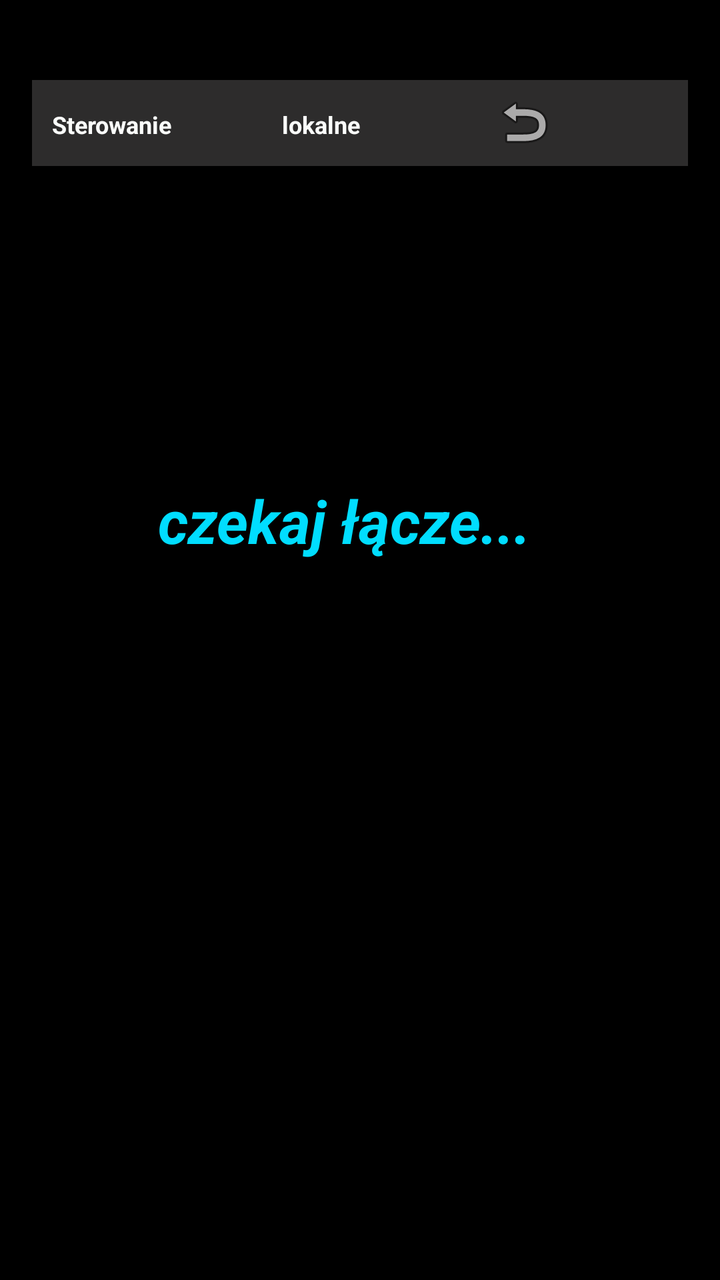
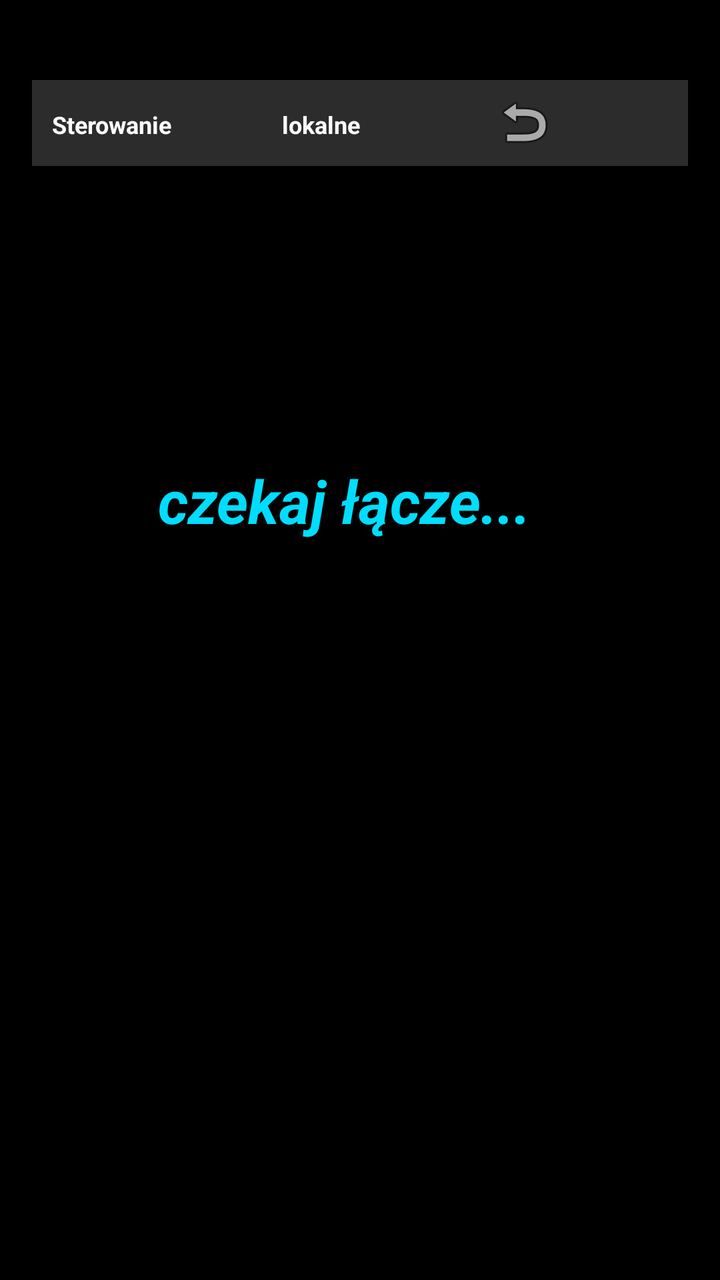

An Android layout rendered at two revisions. The XML below is the earlier revision; the diff shows what the commit changed to produce the second picture.
<!-- AndroidManifest.xml: application theme AppTheme -->
<!-- res/layout/sterowanie.xml -->
<?xml version="1.0" encoding="utf-8"?>
<RelativeLayout xmlns:android="http://schemas.android.com/apk/res/android"
    xmlns:app="http://schemas.android.com/apk/res-auto"
    xmlns:tools="http://schemas.android.com/tools"
    android:layout_width="match_parent"
    android:layout_height="match_parent"
    android:background="#000000"
    android:paddingLeft="@dimen/activity_horizontal_margin"
    android:paddingTop="@dimen/activity_vertical_margin"
    android:paddingRight="@dimen/activity_horizontal_margin"
    android:paddingBottom="@dimen/activity_vertical_margin"
    android:visibility="visible">

    <TextView
        android:id="@+id/czekaj"
        android:layout_width="wrap_content"
        android:layout_height="50dp"
        android:layout_alignTop="@+id/garaz2"
        android:layout_alignParentStart="true"
        android:layout_alignParentLeft="true"
        android:layout_marginStart="41dp"
        android:layout_marginLeft="41dp"
        android:layout_marginTop="20dp"
        android:text="   czekaj łącze..."
        android:textColor="@android:color/holo_blue_bright"
        android:textSize="30sp"
        android:textStyle="normal|bold|italic" />


    <FrameLayout
        android:id="@+id/brama"

        android:layout_width="match_parent"
        android:layout_height="50dp"
        android:layout_alignStart="@+id/frameLayout"
        android:layout_alignLeft="@+id/frameLayout"
        android:layout_alignParentTop="true"
        android:layout_marginTop="60dp"
        android:background="#2d2c2c"
        android:visibility="invisible">

        <TextView
            android:id="@+id/textView4"
            android:layout_width="110dp"
            android:layout_height="30dp"
            android:layout_marginStart="5dp"
            android:layout_marginTop="12dp"
            android:layout_marginEnd="10dp"
            android:text="Brama"
            android:textColor="#fbfdfb"
            android:textSize="17sp"
            android:textStyle="normal|bold" />

        <ImageButton
            android:id="@+id/Brama"
            style="@android:style/Widget.ImageButton"
            android:layout_width="wrap_content"
            android:layout_height="wrap_content"
            android:layout_marginStart="260dp"
            android:layout_marginTop="5dp"
            app:srcCompat="@android:drawable/ic_lock_power_off" />

        <ImageButton
            android:id="@+id/imageButton44"
            style="@style/Widget.AppCompat.ImageButton"
            android:layout_width="wrap_content"
            android:layout_height="wrap_content"
            android:layout_marginStart="200dp"
            android:layout_marginTop="17dp"
            android:background="#2d2c2c"
            android:tint="@color/common_google_signin_btn_text_dark_default"
            android:visibility="visible"
            app:srcCompat="@android:drawable/ic_notification_overlay" />

    </FrameLayout>

    <FrameLayout
        android:id="@+id/rolety"

        android:layout_width="372dp"
        android:layout_height="wrap_content"
        android:layout_alignStart="@+id/frameLayout"
        android:layout_alignLeft="@+id/frameLayout"
        android:layout_alignParentTop="true"
        android:layout_marginTop="520dp"
        android:background="#2d2c8c"
        android:visibility="invisible">

        <TextView
            android:id="@+id/textView414"
            android:layout_width="359dp"
            android:layout_height="30dp"
            android:layout_marginStart="5dp"
            android:layout_marginTop="12dp"
            android:layout_marginEnd="10dp"
            android:text="Rolety                  UP                   DOWN"
            android:textColor="#fbfdfb"
            android:textSize="17sp"
            android:textStyle="normal|bold" />

        <ImageButton
            android:id="@+id/UP"
            style="@android:style/Widget.ImageButton"
            android:layout_width="wrap_content"
            android:layout_height="wrap_content"
            android:layout_marginStart="170dp"
            android:layout_marginTop="5dp"
            app:srcCompat="@android:drawable/ic_lock_power_off" />

        <ImageButton
            android:id="@+id/DOWN"
            style="@android:style/Widget.ImageButton"
            android:layout_width="wrap_content"
            android:layout_height="wrap_content"
            android:layout_marginStart="300dp"
            android:layout_marginTop="5dp"
            app:srcCompat="@android:drawable/ic_lock_power_off" />

        <ImageButton
            android:id="@+id/imageButton414"
            style="@style/Widget.AppCompat.ImageButton"
            android:layout_width="wrap_content"
            android:layout_height="11dp"
            android:layout_marginStart="100dp"
            android:layout_marginTop="17dp"
            android:background="#2d2c2c"
            android:tint="@color/common_google_signin_btn_text_dark_default"
            android:visibility="visible"
            app:srcCompat="@android:drawable/ic_notification_overlay" />

    </FrameLayout>






    <FrameLayout
        android:id="@+id/garaz1"
        android:layout_width="match_parent"
        android:layout_height="50dp"
        android:layout_alignParentTop="true"
        android:layout_marginTop="120dp"
        android:background="#2d2c2c"
        android:visibility="invisible">
        android:layout_alignLeft="@+id/frameLayout"
        android:layout_alignStart="@+id/frameLayout">

        <TextView
            android:id="@+id/textView5"
            android:layout_width="110dp"
            android:layout_height="30dp"
            android:layout_marginStart="5dp"
            android:layout_marginTop="12dp"
            android:layout_marginEnd="10dp"
            android:text="Garaż 1"
            android:textColor="#fbfdfb"
            android:textSize="17sp"
            android:textStyle="normal|bold" />

        <TextView
            android:id="@+id/otwarte1"
            android:layout_width="wrap_content"
            android:layout_height="19dp"
            android:layout_marginStart="110dp"
            android:layout_marginTop="17dp"
            android:layout_marginEnd="10dp"
            android:text=" "
            android:textColor="#fbfdfb"
            android:textSize="12sp"
            android:textStyle="normal|bold" />

        <ImageButton
            android:id="@+id/imageButton55"
            style="@style/Widget.AppCompat.ImageButton"
            android:layout_width="wrap_content"
            android:layout_height="wrap_content"
            android:layout_marginStart="200dp"
            android:layout_marginTop="17dp"
            android:background="#2d2c2c"
            android:tint="@color/common_google_signin_btn_text_dark_default"
            android:visibility="visible"
            app:srcCompat="@android:drawable/ic_notification_overlay" />

        <ImageButton
            android:id="@+id/garaz11"
            style="@android:style/Widget.ImageButton"
            android:layout_width="wrap_content"
            android:layout_height="wrap_content"
            android:layout_marginStart="260dp"
            android:layout_marginTop="5dp"
            app:srcCompat="@android:drawable/ic_lock_power_off" />

    </FrameLayout>

    <FrameLayout
        android:id="@+id/garaz2"
        android:layout_width="match_parent"
        android:layout_height="50dp"
        android:layout_alignParentTop="true"
        android:layout_marginTop="180dp"
        android:background="#2d2c2c"
        android:visibility="invisible">
        android:layout_alignLeft="@+id/frameLayout"
        android:layout_alignStart="@+id/frameLayout">

        <TextView
            android:id="@+id/textView6"
            android:layout_width="110dp"
            android:layout_height="30dp"
            android:layout_marginStart="5dp"
            android:layout_marginTop="12dp"
            android:layout_marginEnd="10dp"
            android:text="Garaż 2"
            android:textColor="#fbfdfb"
            android:textSize="17sp"
            android:textStyle="normal|bold" />

        <TextView
            android:id="@+id/otwarte2"
            android:layout_width="wrap_content"
            android:layout_height="19dp"
            android:layout_marginStart="110dp"
            android:layout_marginTop="17dp"
            android:layout_marginEnd="10dp"
            android:text=" "
            android:textColor="#fbfdfb"
            android:textSize="12sp"
            android:textStyle="normal|bold" />

        <ImageButton
            android:id="@+id/garaz22"
            style="@android:style/Widget.ImageButton"
            android:layout_width="wrap_content"
            android:layout_height="wrap_content"
            android:layout_marginStart="260dp"
            android:layout_marginTop="5dp"
            app:srcCompat="@android:drawable/ic_lock_power_off" />

        <ImageButton
            android:id="@+id/imageButton66"
            style="@style/Widget.AppCompat.ImageButton"
            android:layout_width="wrap_content"
            android:layout_height="wrap_content"
            android:layout_marginStart="200dp"
            android:layout_marginTop="17dp"
            android:background="#2d2c2c"
            android:tint="@color/common_google_signin_btn_text_dark_default"
            android:visibility="visible"
            app:srcCompat="@android:drawable/ic_notification_overlay" />

    </FrameLayout>

    <FrameLayout
        android:id="@+id/wjazd"
        android:layout_width="match_parent"
        android:layout_height="50dp"
        android:layout_alignParentTop="true"
        android:layout_marginTop="300dp"
        android:background="#2d2c2c"
        android:visibility="invisible">


        <TextView
            android:id="@+id/textView8"
            android:layout_width="110dp"
            android:layout_height="30dp"
            android:layout_marginStart="5dp"
            android:layout_marginTop="12dp"
            android:layout_marginEnd="10dp"
            android:text="Lampa wiazd"
            android:textColor="#fbfdfb"
            android:textSize="17sp"
            android:textStyle="normal|bold" />

        <TextView
            android:id="@+id/textView8b"
            android:layout_width="wrap_content"
            android:layout_height="wrap_content"
            android:layout_marginStart="140dp"
            android:layout_marginTop="16dp"
            android:text=" "
            android:textColor="#fddd08" />

        <ImageButton
            android:id="@+id/lampa"
            style="@android:style/Widget.ImageButton"
            android:layout_width="wrap_content"
            android:layout_height="wrap_content"
            android:layout_marginStart="260dp"
            android:layout_marginTop="5dp"
            app:srcCompat="@android:drawable/ic_lock_power_off" />

        <ImageButton
            android:id="@+id/imageButton88"
            style="@style/Widget.AppCompat.ImageButton"
            android:layout_width="wrap_content"
            android:layout_height="wrap_content"
            android:layout_marginStart="200dp"
            android:layout_marginTop="17dp"
            android:background="#2d2c2c"
            android:tint="@color/common_google_signin_btn_text_dark_default"
            android:visibility="visible"
            app:srcCompat="@android:drawable/ic_notification_overlay" />

    </FrameLayout>


    <FrameLayout
        android:layout_width="match_parent"
        android:layout_height="43dp"
        android:layout_alignParentStart="true"
        android:layout_alignParentLeft="true"
        android:layout_alignParentTop="true"
        android:layout_marginTop="0dp"
        android:background="#2d2c2c">

        <ImageButton
            android:id="@+id/imageButton"
            style="@style/Widget.AppCompat.ImageButton"
            android:layout_width="wrap_content"
            android:layout_height="wrap_content"
            android:layout_marginStart="90dp"
            android:layout_marginTop="14dp"
            android:background="#2d2c2c"
            android:tint="@android:color/holo_red_dark"
            android:visibility="visible"
            app:srcCompat="@android:drawable/ic_notification_overlay" />

        <TextView
            android:id="@+id/textView1"
            android:layout_width="wrap_content"
            android:layout_height="19dp"
            android:layout_marginStart="10dp"
            android:layout_marginTop="14dp"
            android:layout_marginEnd="10dp"
            android:text="Sterowanie"
            android:textColor="#fbfdfb"
            android:textSize="12sp"
            android:textStyle="normal|bold" />

        <TextView
            android:id="@+id/textView2"
            android:layout_width="wrap_content"
            android:layout_height="19dp"
            android:layout_marginStart="125dp"
            android:layout_marginTop="14dp"
            android:layout_marginEnd="10dp"
            android:text="lokalne"
            android:textColor="#fbfdfb"
            android:textSize="12sp"
            android:textStyle="normal|bold" />

        <ImageButton
            android:id="@+id/ustawienia"
            android:layout_width="wrap_content"
            android:layout_height="wrap_content"
            android:layout_marginStart="230dp"
            android:layout_marginTop="5dp"
            android:background="@android:drawable/ic_menu_revert"
            app:srcCompat="@android:drawable/ic_menu_revert" />

        <TextView
            android:id="@+id/textView0"
            android:layout_width="wrap_content"
            android:layout_height="22dp"
            android:layout_marginStart="275dp"
            android:layout_marginTop="9dp"
            android:layout_marginEnd="10dp"
            android:textColor="#fbfdfb"
            android:textSize="17sp"
            android:textStyle="normal|bold" />


    </FrameLayout>

    <FrameLayout
        android:id="@+id/wiata2"
        android:layout_width="match_parent"
        android:layout_height="50dp"
        android:layout_below="@+id/garaz2"
        android:layout_marginTop="9dp"
        android:background="#2d2c2c"
        android:visibility="invisible">
        android:layout_alignParentLeft="true"
        android:layout_alignParentStart="true">

        <TextView
            android:id="@+id/textView7"
            android:layout_width="110dp"
            android:layout_height="30dp"
            android:layout_marginStart="5dp"
            android:layout_marginTop="12dp"
            android:layout_marginEnd="10dp"
            android:text="Lampa wiata"
            android:textColor="#fbfdfb"
            android:textSize="17sp"
            android:textStyle="normal|bold" />

        <TextView
            android:id="@+id/textView7b"
            android:layout_width="wrap_content"
            android:layout_height="wrap_content"
            android:layout_marginStart="140dp"
            android:layout_marginTop="16dp"
            android:text=" "
            android:textColor="#fddd08" />

        <ImageButton
            android:id="@+id/wiata"
            style="@android:style/Widget.ImageButton"
            android:layout_width="wrap_content"
            android:layout_height="wrap_content"
            android:layout_marginStart="260dp"
            android:layout_marginTop="5dp"
            app:srcCompat="@android:drawable/ic_lock_power_off" />

        <ImageButton
            android:id="@+id/imageButton77"
            style="@style/Widget.AppCompat.ImageButton"
            android:layout_width="wrap_content"
            android:layout_height="wrap_content"
            android:layout_marginStart="200dp"
            android:layout_marginTop="17dp"
            android:background="#2d2c2c"
            android:tint="@color/common_google_signin_btn_text_dark_default"
            android:visibility="visible"
            app:srcCompat="@android:drawable/ic_notification_overlay" />

    </FrameLayout>


    <FrameLayout
        android:id="@+id/wjazd2"
        android:layout_width="match_parent"
        android:layout_height="50dp"
        android:layout_alignParentTop="true"
        android:layout_marginTop="360dp"
        android:background="#2d2c2c"
        android:visibility="invisible">


        <TextView
            android:id="@+id/textView33"
            android:layout_width="110dp"
            android:layout_height="30dp"
            android:layout_marginStart="5dp"
            android:layout_marginTop="12dp"
            android:layout_marginEnd="10dp"
            android:text="Lampa tył"
            android:textColor="#fbfdfb"
            android:textSize="17sp"
            android:textStyle="normal|bold" />

        <TextView
            android:id="@+id/textView33b"
            android:layout_width="wrap_content"
            android:layout_height="wrap_content"
            android:layout_marginStart="140dp"
            android:layout_marginTop="16dp"
            android:text=" "
            android:textColor="#fddd08" />

        <ImageButton
            android:id="@+id/lampa33"
            style="@android:style/Widget.ImageButton"
            android:layout_width="wrap_content"
            android:layout_height="wrap_content"
            android:layout_marginStart="260dp"
            android:layout_marginTop="5dp"
            app:srcCompat="@android:drawable/ic_lock_power_off" />

        <ImageButton
            android:id="@+id/imageButton3388"
            style="@style/Widget.AppCompat.ImageButton"
            android:layout_width="wrap_content"
            android:layout_height="wrap_content"
            android:layout_marginStart="200dp"
            android:layout_marginTop="17dp"
            android:background="#2d2c2c"
            android:tint="@color/common_google_signin_btn_text_dark_default"
            android:visibility="visible"
            app:srcCompat="@android:drawable/ic_notification_overlay" />

    </FrameLayout>

    <FrameLayout
        android:id="@+id/podlewanie"
        android:layout_width="match_parent"
        android:layout_height="50dp"
        android:layout_alignParentTop="true"
        android:layout_marginTop="420dp"
        android:background="#2d2c2c"
        android:visibility="invisible">


        <TextView
            android:id="@+id/textView100"
            android:layout_width="110dp"
            android:layout_height="30dp"
            android:layout_marginStart="5dp"
            android:layout_marginTop="12dp"
            android:layout_marginEnd="10dp"
            android:text="Podlewanie"
            android:textColor="#fddd08"
            android:textSize="17sp"
            android:textStyle="normal|bold" />

        <TextView
            android:id="@+id/textView101"
            android:layout_width="43dp"
            android:layout_height="wrap_content"
            android:layout_marginStart="140dp"
            android:layout_marginTop="16dp"
            android:text=" "
            android:textColor="#fddd08" />

        <ImageButton
            android:id="@+id/lampa102"
            style="@android:style/Widget.ImageButton"
            android:layout_width="wrap_content"
            android:layout_height="wrap_content"
            android:layout_marginStart="260dp"
            android:layout_marginTop="5dp"
            app:srcCompat="@android:drawable/ic_lock_power_off" />

        <ImageButton
            android:id="@+id/imageButton103"
            style="@style/Widget.AppCompat.ImageButton"
            android:layout_width="wrap_content"
            android:layout_height="wrap_content"
            android:layout_marginStart="200dp"
            android:layout_marginTop="17dp"
            android:background="#2d2c2c"
            android:tint="@color/common_google_signin_btn_text_dark_default"
            android:visibility="visible"
            app:srcCompat="@android:drawable/ic_notification_overlay" />

    </FrameLayout>




















    <FrameLayout
        android:id="@+id/alarm"
        android:layout_width="match_parent"
        android:layout_height="50dp"
        android:layout_alignParentTop="true"
        android:layout_marginTop="585dp"
        android:background="#FF580B0B"
        android:visibility="invisible">


        <TextView
            android:id="@+id/textView331"
            android:layout_width="110dp"
            android:layout_height="30dp"
            android:layout_marginStart="5dp"
            android:layout_marginTop="12dp"
            android:layout_marginEnd="10dp"
            android:text="**  ALARM **"
            android:textColor="#fbfdfb"
            android:textSize="17sp"
            android:textStyle="normal|bold" />


        <ImageButton
            android:id="@+id/lampa331"
            style="@android:style/Widget.ImageButton"
            android:layout_width="wrap_content"
            android:layout_height="wrap_content"
            android:layout_marginStart="260dp"
            android:layout_marginTop="5dp"
            app:srcCompat="@android:drawable/ic_lock_power_off" />

        <ImageButton
            android:id="@+id/imageButton331"
            style="@style/Widget.AppCompat.ImageButton"
            android:layout_width="wrap_content"
            android:layout_height="10dp"
            android:layout_marginStart="200dp"
            android:layout_marginTop="17dp"
            android:background="#2d2c2c"
            android:tint="@color/common_google_signin_btn_text_dark_default"
            android:visibility="visible"
            app:srcCompat="@android:drawable/ic_notification_overlay" />

    </FrameLayout>


</RelativeLayout>
<!-- resources referenced by this layout -->
<resources>
  <color name="common_google_signin_btn_text_dark_default">#e1e1e1</color>
  <dimen name="activity_horizontal_margin">16dp</dimen>
  <dimen name="activity_vertical_margin">40dp</dimen>
  <style name="AppTheme" parent="Theme.AppCompat.Light.DarkActionBar">
          
          <item name="colorPrimary">@color/colorPrimary</item>
          <item name="colorPrimaryDark">@color/colorPrimaryDark</item>
          <item name="colorAccent">@color/colorAccent</item>
      </style>
  <color name="colorPrimary">#9c27b0</color>
  <color name="colorPrimaryDark">#7B1FA2</color>
  <color name="colorAccent">#7c4dff</color>
</resources>

<!-- the commit's change to res/layout/sterowanie.xml (unified diff, before → after) -->
@@ -35,7 +35,7 @@
         android:layout_alignStart="@+id/frameLayout"
         android:layout_alignLeft="@+id/frameLayout"
         android:layout_alignParentTop="true"
-        android:layout_marginTop="60dp"
+        android:layout_marginTop="57dp"
         android:background="#2d2c2c"
         android:visibility="invisible">
 
@@ -140,7 +140,7 @@
         android:layout_width="match_parent"
         android:layout_height="50dp"
         android:layout_alignParentTop="true"
-        android:layout_marginTop="120dp"
+        android:layout_marginTop="114dp"
         android:background="#2d2c2c"
         android:visibility="invisible">
         android:layout_alignLeft="@+id/frameLayout"
@@ -198,7 +198,7 @@
         android:layout_width="match_parent"
         android:layout_height="50dp"
         android:layout_alignParentTop="true"
-        android:layout_marginTop="180dp"
+        android:layout_marginTop="170dp"
         android:background="#2d2c2c"
         android:visibility="invisible">
         android:layout_alignLeft="@+id/frameLayout"
@@ -256,7 +256,7 @@
         android:layout_width="match_parent"
         android:layout_height="50dp"
         android:layout_alignParentTop="true"
-        android:layout_marginTop="300dp"
+        android:layout_marginTop="281dp"
         android:background="#2d2c2c"
         android:visibility="invisible">
 
@@ -379,7 +379,7 @@
         android:layout_width="match_parent"
         android:layout_height="50dp"
         android:layout_below="@+id/garaz2"
-        android:layout_marginTop="9dp"
+        android:layout_marginTop="5dp"
         android:background="#2d2c2c"
         android:visibility="invisible">
         android:layout_alignParentLeft="true"
@@ -435,7 +435,7 @@
         android:layout_width="match_parent"
         android:layout_height="50dp"
         android:layout_alignParentTop="true"
-        android:layout_marginTop="360dp"
+        android:layout_marginTop="337dp"
         android:background="#2d2c2c"
         android:visibility="invisible">
 
@@ -478,37 +478,36 @@
             android:layout_marginStart="200dp"
             android:layout_marginTop="17dp"
             android:background="#2d2c2c"
-            android:tint="@color/common_google_signin_btn_text_dark_default"
-            android:visibility="visible"
-            app:srcCompat="@android:drawable/ic_notification_overlay" />
-
-    </FrameLayout>
-
-    <FrameLayout
-        android:id="@+id/podlewanie"
-        android:layout_width="match_parent"
-        android:layout_height="50dp"
-        android:layout_alignParentTop="true"
-        android:layout_marginTop="420dp"
-        android:background="#2d2c2c"
-        android:visibility="invisible">
-
-
-        <TextView
-            android:id="@+id/textView100"
-            android:layout_width="110dp"
-            android:layout_height="30dp"
-            android:layout_marginStart="5dp"
-            android:layout_marginTop="12dp"
-            android:layout_marginEnd="10dp"
-            android:text="Podlewanie"
-            android:textColor="#fddd08"
-            android:textSize="17sp"
-            android:textStyle="normal|bold" />
-
-        <TextView
-            android:id="@+id/textView101"
-            android:layout_width="43dp"
+            android:visibility="visible"
+            app:srcCompat="@android:drawable/ic_notification_overlay" />
+
+    </FrameLayout>
+
+    <FrameLayout
+        android:id="@+id/ogrod"
+        android:layout_width="match_parent"
+        android:layout_height="50dp"
+        android:layout_alignParentTop="true"
+        android:layout_marginTop="393dp"
+        android:background="#2d2c2c"
+        android:visibility="invisible">
+
+
+        <TextView
+            android:id="@+id/textView313"
+            android:layout_width="110dp"
+            android:layout_height="30dp"
+            android:layout_marginStart="5dp"
+            android:layout_marginTop="12dp"
+            android:layout_marginEnd="10dp"
+            android:text="Lampa Ogród"
+            android:textColor="#fbfdfb"
+            android:textSize="17sp"
+            android:textStyle="normal|bold" />
+
+        <TextView
+            android:id="@+id/textView313b"
+            android:layout_width="wrap_content"
             android:layout_height="wrap_content"
             android:layout_marginStart="140dp"
             android:layout_marginTop="16dp"
@@ -516,6 +515,59 @@
             android:textColor="#fddd08" />
 
         <ImageButton
+            android:id="@+id/lampa313"
+            style="@android:style/Widget.ImageButton"
+            android:layout_width="wrap_content"
+            android:layout_height="wrap_content"
+            android:layout_marginStart="260dp"
+            android:layout_marginTop="5dp"
+            app:srcCompat="@android:drawable/ic_lock_power_off" />
+
+        <ImageButton
+            android:id="@+id/imageButton313"
+            style="@style/Widget.AppCompat.ImageButton"
+            android:layout_width="wrap_content"
+            android:layout_height="wrap_content"
+            android:layout_marginStart="200dp"
+            android:layout_marginTop="17dp"
+            android:background="#2d2c2c"
+            android:visibility="visible"
+            app:srcCompat="@android:drawable/ic_notification_overlay" />
+
+    </FrameLayout>
+
+    <FrameLayout
+        android:id="@+id/podlewanie"
+        android:layout_width="match_parent"
+        android:layout_height="50dp"
+        android:layout_alignParentTop="true"
+        android:layout_marginTop="451dp"
+        android:background="#2d2c2c"
+        android:visibility="invisible">
+
+
+        <TextView
+            android:id="@+id/textView100"
+            android:layout_width="110dp"
+            android:layout_height="30dp"
+            android:layout_marginStart="5dp"
+            android:layout_marginTop="12dp"
+            android:layout_marginEnd="10dp"
+            android:text="Podlewanie"
+            android:textColor="#fddd08"
+            android:textSize="17sp"
+            android:textStyle="normal|bold" />
+
+        <TextView
+            android:id="@+id/textView101"
+            android:layout_width="43dp"
+            android:layout_height="wrap_content"
+            android:layout_marginStart="140dp"
+            android:layout_marginTop="16dp"
+            android:text=" "
+            android:textColor="#fddd08" />
+
+        <ImageButton
             android:id="@+id/lampa102"
             style="@android:style/Widget.ImageButton"
             android:layout_width="wrap_content"
